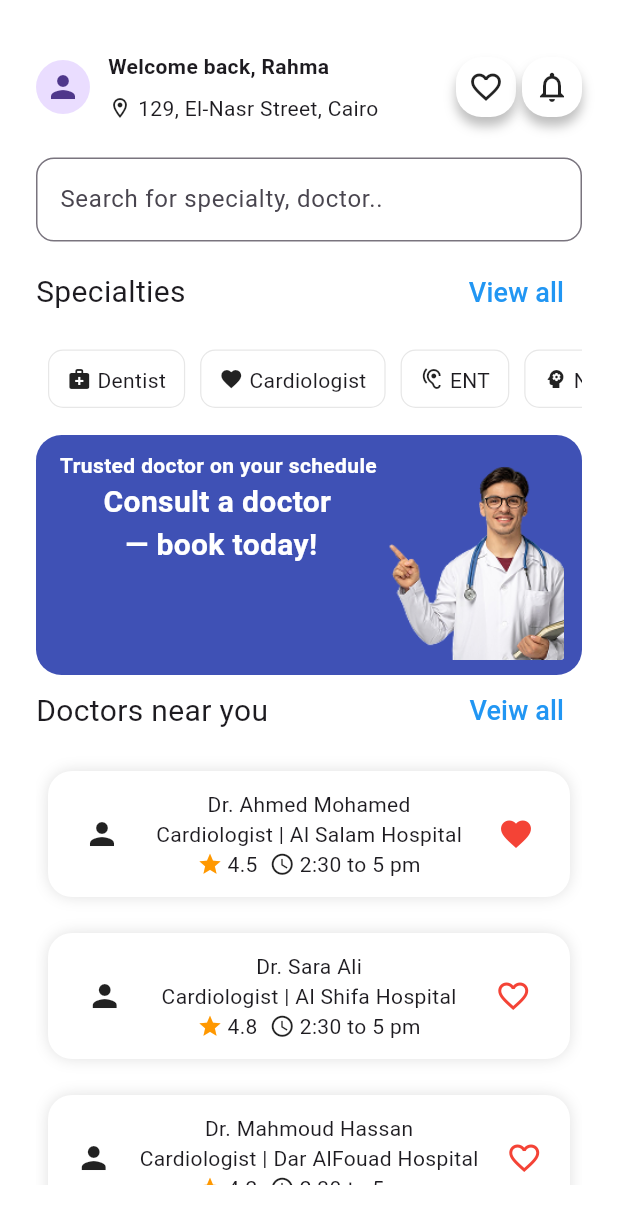
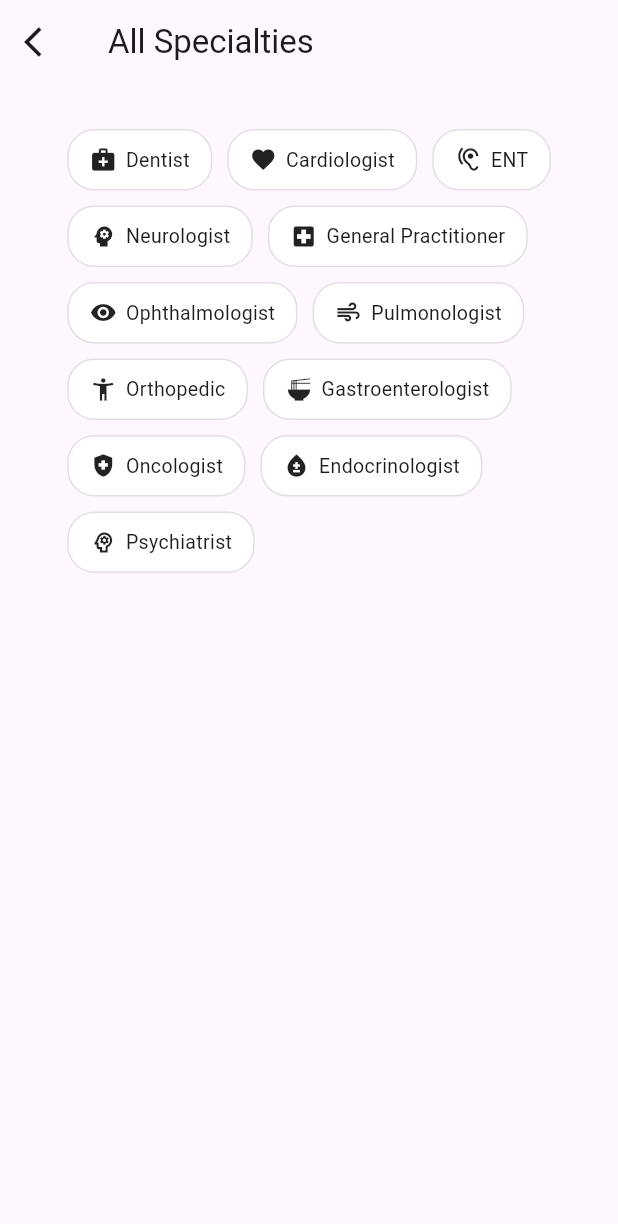
Before and after one commit to Huma-volve/Round-8-mobile-Cure-team1, a Flutter app: the screen it shows after launch, after a tap on "View all", on a phone screen of 412 x 824 dp. Shown: the top 1224 px of the screen. Run offline on Flutter 3.47's test engine with Material 3 defaults, Android fonts, the phone set to English and light mode, and no system bars; our stand-ins replace flutter_bloc, flutter_screenutil, smooth_page_indicator.

Commit message:
update in home screen

```diff
--- a/lib/features/Home/Data/models/doctor_model.dart
+++ b/lib/features/Home/Data/models/doctor_model.dart
@@ -29,7 +29,7 @@ List<DoctorModel> doctorsList = [
     isFavorite: true,
   ),
   DoctorModel(
-    specialty: "Cardiologist",
+    specialty: "Dentist",
 
     image: 'assets/images/Card (2).png',
     name: 'Dr. Sara Ali',
@@ -39,7 +39,7 @@ List<DoctorModel> doctorsList = [
     isFavorite: false,
   ),
   DoctorModel(
-    specialty: "Cardiologist",
+    specialty: "ENT",
 
     image: 'assets/images/Card (2).png',
     name: 'Dr. Mahmoud Hassan',
--- a/lib/features/Home/presentation/pages/home_page.dart
+++ b/lib/features/Home/presentation/pages/home_page.dart
@@ -1,11 +1,11 @@
+import 'package:cure_team_1/features/Home/presentation/pages/search_page.dart';
+import 'package:cure_team_1/features/Home/presentation/pages/veiw_all_specialties.dart';
 import 'package:cure_team_1/features/Home/presentation/widgets/booking_section.dart';
 import 'package:cure_team_1/features/Home/presentation/widgets/doctor_item.dart';
 import 'package:cure_team_1/features/Home/presentation/widgets/home_top_section.dart';
 import 'package:cure_team_1/features/Home/presentation/widgets/specialties_list.dart';
 import 'package:flutter/material.dart';
-
 import '../../Data/models/doctor_model.dart';
-import '../../Data/models/specialty_model.dart';
 
 class HomePage extends StatefulWidget {
   const HomePage({super.key});
@@ -30,6 +30,9 @@ class _HomePageState extends State<HomePage> {
                 height: 23,
               ),
               TextFormField(
+                onTap: (){
+                  Navigator.push(context, MaterialPageRoute(builder: (context)=>SearchPage()));
+                },
                 decoration: InputDecoration(
                   hintText: "Search for specialty, doctor..",
                   border: OutlineInputBorder(
@@ -48,7 +51,9 @@ class _HomePageState extends State<HomePage> {
                     fontSize: 20
                       ),),
                   ),
-                TextButton(onPressed: (){}, child: const Text("View all",
+                TextButton(onPressed: (){
+                  Navigator.push(context, MaterialPageRoute(builder: (context)=>ViewAllSpecialties()));
+                }, child: const Text("View all",
                   style: TextStyle(
                     fontSize: 18,
                   color: Colors.blue
--- /dev/null
+++ b/lib/features/Home/presentation/pages/veiw_all_specialties.dart
@@ -0,0 +1,38 @@
+import 'package:cure_team_1/features/Home/Data/models/specialty_model.dart';
+import 'package:cure_team_1/features/Home/presentation/widgets/speciality_widget.dart';
+import 'package:flutter/material.dart';
+class ViewAllSpecialties extends StatelessWidget {
+  const ViewAllSpecialties({super.key});
+
+  @override
+  Widget build(BuildContext context) {
+    return Scaffold(
+        appBar: AppBar(
+    title: const Text("All Specialties"),
+    leading: InkWell(onTap:(){
+    Navigator.pop(context);
+    },
+    child: const Icon(Icons.arrow_back_ios)),
+    ),
+      body: Padding(
+        padding: const EdgeInsets.symmetric(
+          horizontal: 25,
+          vertical: 30
+        ),
+        child: Center(
+          child: Column(
+            children: [
+            Wrap(
+            spacing: 10,
+            runSpacing: 10,
+            children: [
+              ...Specialty.specialties.map((e)=>SpecialityWidget(specialty: e)).toList()
+            ],
+          )
+            ],
+          ),
+        ),
+      ),
+    );
+  }
+}
--- a/lib/features/Home/presentation/widgets/home_top_section.dart
+++ b/lib/features/Home/presentation/widgets/home_top_section.dart
@@ -1,4 +1,6 @@
 import 'package:flutter/material.dart';
+import 'package:url_launcher/url_launcher.dart';
+import '../pages/favorite_page.dart';
 class HomeTopSection extends StatelessWidget {
   const HomeTopSection({super.key});
 
@@ -11,17 +13,17 @@ class HomeTopSection extends StatelessWidget {
           child: Icon(Icons.person),
         ),
         const SizedBox(width: 12),
-        const Expanded(
+         Expanded(
           child: Column(
             crossAxisAlignment: CrossAxisAlignment.start,
             children: [
-              Text("Welcome back, Rahma", style: TextStyle(fontWeight: FontWeight.bold)),
-              SizedBox(height: 8),
+              const Text("Welcome back, Rahma", style: TextStyle(fontWeight: FontWeight.bold)),
               Row(
                 children: [
-                  Icon(Icons.location_on_outlined, size: 16),
-                  SizedBox(width: 4),
-                  Text("129, El-Nasr Street, Cairo"),
+                  const Icon(Icons.location_on_outlined, size: 16),
+                  TextButton(onPressed: (){
+                    openMap();
+                  }, child: const Text("129, El-Nasr Street, Cairo")),
                 ],
               ),
             ],
@@ -36,11 +38,11 @@ class HomeTopSection extends StatelessWidget {
               BoxShadow(color: Colors.black26, offset: Offset(0, 6), blurRadius: 6),
             ],
           ),
-          child: InkWell(onTap: (){
+              child: InkWell(onTap:(){
+                Navigator.push(context, MaterialPageRoute(builder: (context)=>FavoritePage()));
+              },
+                  child: const Icon(Icons.favorite_border,))),
 
-          },
-              child: const Icon(Icons.favorite_border,)),
-        ),
         const SizedBox(
           width: 4,
         ),
@@ -60,3 +62,18 @@ class HomeTopSection extends StatelessWidget {
     );
   }
 }
+Future<void> openMap() async {
+  final Uri url = Uri.parse(
+      "https://www.google.com/maps/search/?api=1&query=30.0444,31.2357"
+  );
+
+  if (!await canLaunchUrl(url)) {
+    print("❌ Can't open map");
+    return;
+  }
+
+  await launchUrl(
+    url,
+    mode: LaunchMode.externalApplication,
+  );
+}
--- /dev/null
+++ b/lib/features/Home/presentation/widgets/speciality_widget.dart
@@ -0,0 +1,47 @@
+import 'package:cure_team_1/features/Home/Data/models/specialty_model.dart';
+import 'package:flutter/material.dart';
+import '../pages/doctors.dart';
+
+class SpecialityWidget extends StatelessWidget {
+  final Specialty specialty;
+
+  const SpecialityWidget({
+    super.key,
+    required this.specialty,
+  });
+
+  @override
+  Widget build(BuildContext context) {
+    return InkWell(
+      onTap: () {
+        Navigator.push(
+          context,
+          MaterialPageRoute(
+            builder: (_) => DoctorsBySpecialtyScreen(
+              specialty: specialty.name
+            ),
+          ),
+        );
+      },
+      child: Container(
+        padding: const EdgeInsets.symmetric(horizontal: 14, vertical: 10),
+        decoration: BoxDecoration(
+          color: Colors.white,
+          borderRadius: BorderRadius.circular(18),
+          border: Border.all(color: Colors.grey.shade300),
+        ),
+        child: Row(
+          mainAxisSize: MainAxisSize.min,
+          children: [
+            Icon(specialty.icon, size: 18, color: Colors.black87),
+            const SizedBox(width: 6),
+            Text(
+              specialty.name,
+              style: const TextStyle(fontSize: 13),
+            ),
+          ],
+        ),
+      ),
+    );
+  }
+}
--- a/lib/features/Home/presentation/widgets/specialties_list.dart
+++ b/lib/features/Home/presentation/widgets/specialties_list.dart
@@ -1,9 +1,16 @@
 import 'package:flutter/material.dart';
 
 import '../../Data/models/specialty_model.dart';
-class SpecialtiesList extends StatelessWidget {
+import '../pages/doctors.dart';
+class SpecialtiesList extends StatefulWidget {
+
   const SpecialtiesList({super.key});
 
+  @override
+  State<SpecialtiesList> createState() => _SpecialtiesListState();
+}
+
+class _SpecialtiesListState extends State<SpecialtiesList> {
   @override
   Widget build(BuildContext context) {
     return SizedBox(
@@ -15,7 +22,16 @@ class SpecialtiesList extends StatelessWidget {
           itemBuilder:(context,index){
             final spec = Specialty.specialties[index];
 
-            return Container(
+            return InkWell(
+                onTap: () {
+                  Navigator.push(
+                    context,
+                    MaterialPageRoute(
+                      builder: (_) => DoctorsBySpecialtyScreen(specialty: spec.name,
+                      ),
+                    ),
+                  );},
+              child: Container(
 
                 padding: const EdgeInsets.symmetric(
                   horizontal: 12,
@@ -36,7 +52,9 @@ class SpecialtiesList extends StatelessWidget {
                     const SizedBox(width: 4),
                     Text(spec.name),
                   ],
-              ),);},
+                ),),
+            )
+            ;},
           separatorBuilder:  (context, index) => const SizedBox(width: 10),
           itemCount: Specialty.specialties.length),
     );
--- a/pubspec.yaml
+++ b/pubspec.yaml
@@ -16,6 +16,7 @@ dependencies:
   equatable: ^2.0.5
   flutter_screenutil: ^5.9.3
   smooth_page_indicator: ^1.1.0+2
+  url_launcher: ^6.3.2
 
 dev_dependencies:
   flutter_test:
```
Also changed, not shown: lib/features/Home/presentation/pages/doctors.dart (added, +37 -0 lines), lib/features/Home/presentation/pages/favorite_page.dart (added, +37 -0 lines), lib/features/Home/presentation/pages/search_page.dart (added, +67 -0 lines), assets/images/Card.png (deleted), assets/images/Ellipse 1483.png (deleted), assets/images/Group 7 (1).png (added), pubspec.lock, 5 other files. Lines whose indentation alone changed are shown as unchanged.
